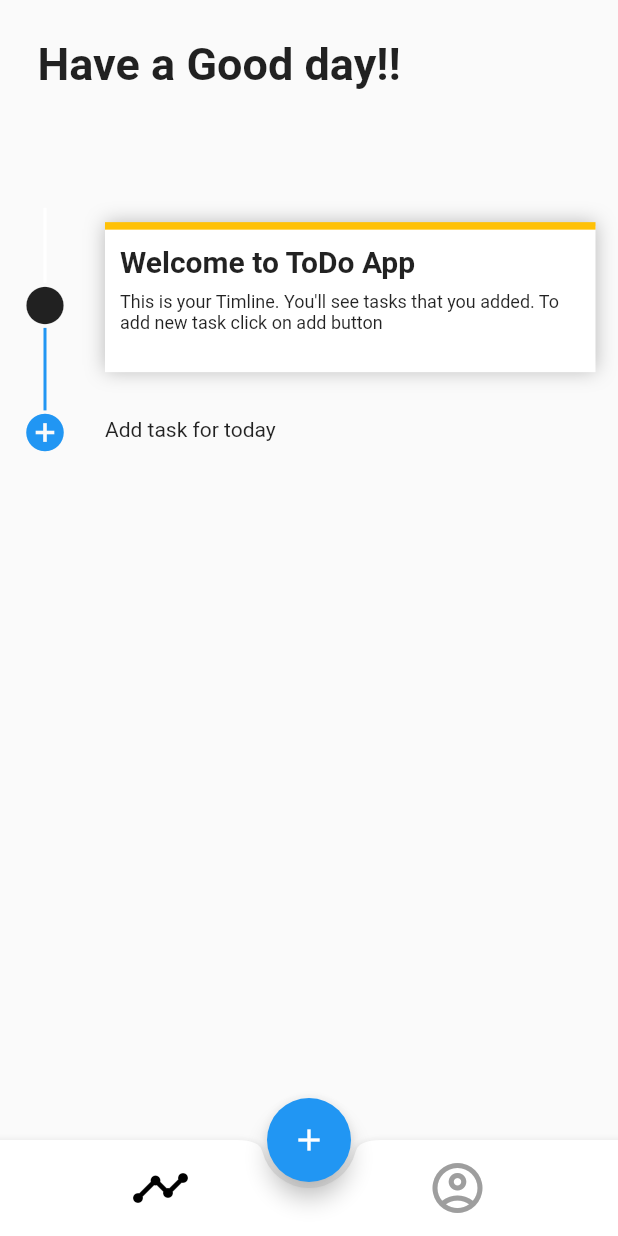
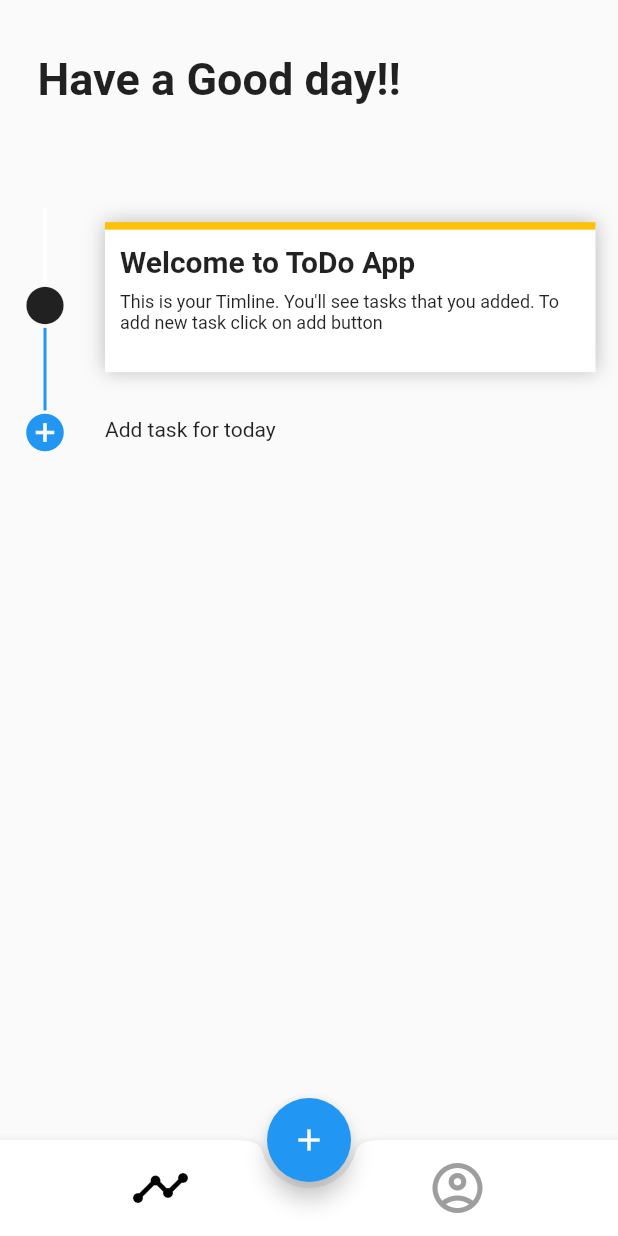
Before and after one commit to ShivD007/Todo-App, a Flutter app: the screen it shows after launch, on a phone screen of 412 x 824 dp. Run offline on Flutter 3.47's test engine with Material 2 defaults, Android fonts, the phone set to English and light mode, and no system bars.

Commit message:
bug fixed

```diff
--- a/lib/Screens/dashboard.dart
+++ b/lib/Screens/dashboard.dart
@@ -28,7 +28,10 @@ class _DashboardState extends State<Dashboard> {
         child: Column(
           children: [
             Container(
-              padding: EdgeInsets.all(10),
+              padding: EdgeInsets.only(
+                left: 10,
+                top: 20,
+              ),
               width: MediaQuery.of(context).size.width,
               height: MediaQuery.of(context).size.height * .15,
               // decoration: BoxDecoration(border: Border.all(width: 1)),
```
